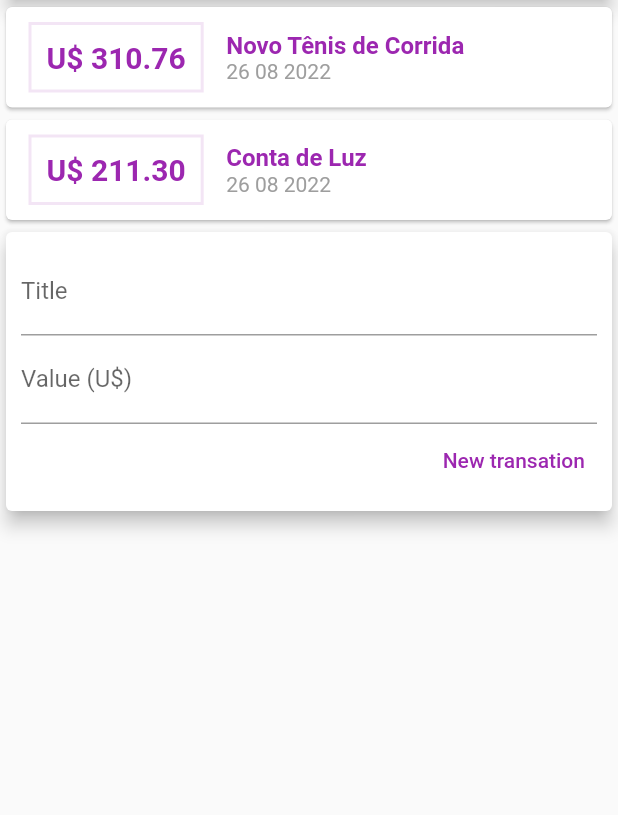
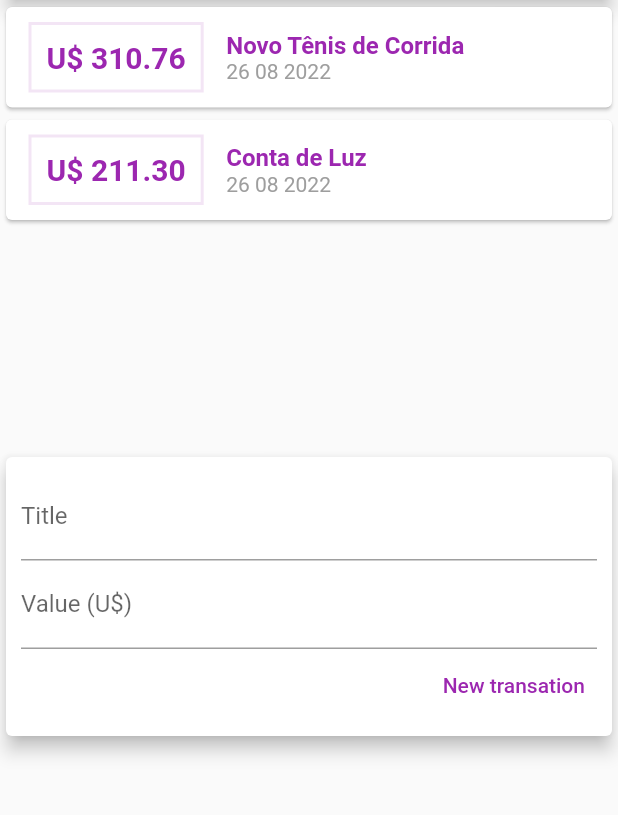
Before and after one commit to cadumeneses/personal_expenses, a Flutter app: the screen it shows after launch, on a phone screen of 412 x 824 dp, the part 119-934 px from its top. Run offline on Flutter 3.47's test engine with Material 2 defaults, Android fonts, the phone set to English and light mode, and no system bars.

```diff
--- a/lib/components/transaction_list.dart
+++ b/lib/components/transaction_list.dart
@@ -3,15 +3,18 @@ import 'package:intl/intl.dart';
 import 'package:personal_expenses/models/transaction.dart';
 
 class TransactionList extends StatelessWidget {
-  const TransactionList({required this.transactions, Key? key})
-      : super(key: key);
+  final List<Transaction> transactions;
 
-  final List<Transaction> transactions;
+  const TransactionList(this.transactions, {Key? key}) : super(key: key);
 
   @override
   Widget build(BuildContext context) {
-    return Column(
-      children: transactions.map((tr) {
+    return SizedBox(
+      height: 300,
+      child: ListView.builder(
+        itemCount: transactions.length,
+        itemBuilder: (ctx, index) {
+          final tr = transactions[index];
           return Card(
             child: Row(
               children: [
@@ -52,7 +55,8 @@ class TransactionList extends StatelessWidget {
               ],
             ),
           );
-      }).toList(),
+        },
+      ),
     );
   }
 }
--- a/lib/components/transaction_user.dart
+++ b/lib/components/transaction_user.dart
@@ -45,7 +45,7 @@ class _TransationUserState extends State<TransationUser> {
   Widget build(BuildContext context) {
     return Column(
       children: [
-        TransactionList(transactions: _transactions),
+        TransactionList(_transactions),
         TransationForm(_addTransaction),
       ],
     );
```
Also changed, not shown: lib/components/transaction_form.dart (+16 -5 lines). Lines whose indentation alone changed are shown as unchanged.
